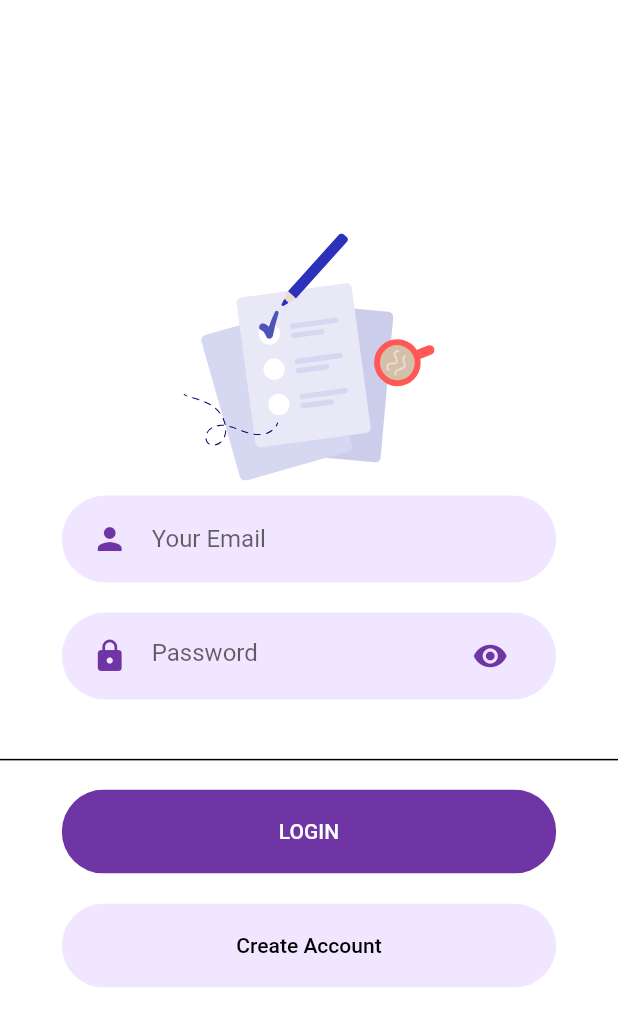
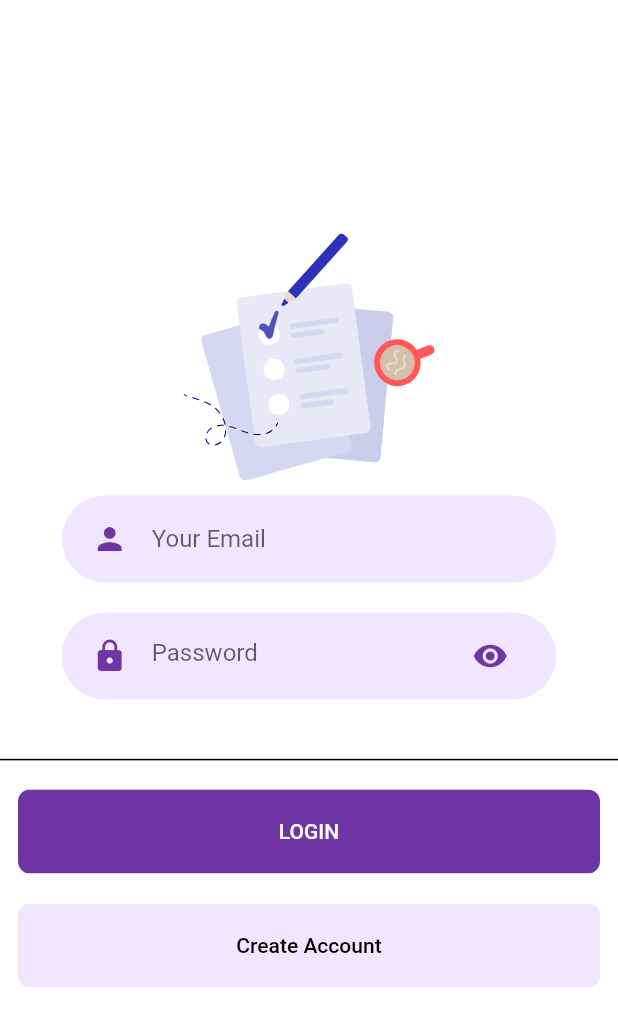
Before and after one commit to renankanu/app_todo, a Flutter app: the screen it shows after launch, on a phone screen of 412 x 824 dp. Shown: the top 1026 px of the screen. Run offline on Flutter 3.47's test engine with Material 2 defaults, Android fonts, the phone set to English and light mode, and no system bars; our stand-ins replace cloud_firestore, firebase_auth, firebase_core, flutter_svg; accounts and stored records are empty.

Commit message:
Refactor - button login

```diff
--- a/lib/widgets/rounded_button.dart
+++ b/lib/widgets/rounded_button.dart
@@ -16,12 +16,13 @@ class RoundedButton extends StatelessWidget {
 
   @override
   Widget build(BuildContext context) {
-    final Size size = MediaQuery.of(context).size;
-    return Container(
+    return Padding(
+      padding: const EdgeInsets.symmetric(horizontal: 12.0),
+      child: Container(
         margin: const EdgeInsets.symmetric(vertical: 10),
-      width: size.width * 0.8,
+        width: double.infinity,
         child: ClipRRect(
-        borderRadius: BorderRadius.circular(29),
+          borderRadius: BorderRadius.circular(8),
           child: FlatButton(
             padding: const EdgeInsets.symmetric(vertical: 20, horizontal: 40),
             color: color,
@@ -32,6 +33,7 @@ class RoundedButton extends StatelessWidget {
             ),
           ),
         ),
+      ),
     );
   }
 }
```
Lines whose indentation alone changed are shown as unchanged.
